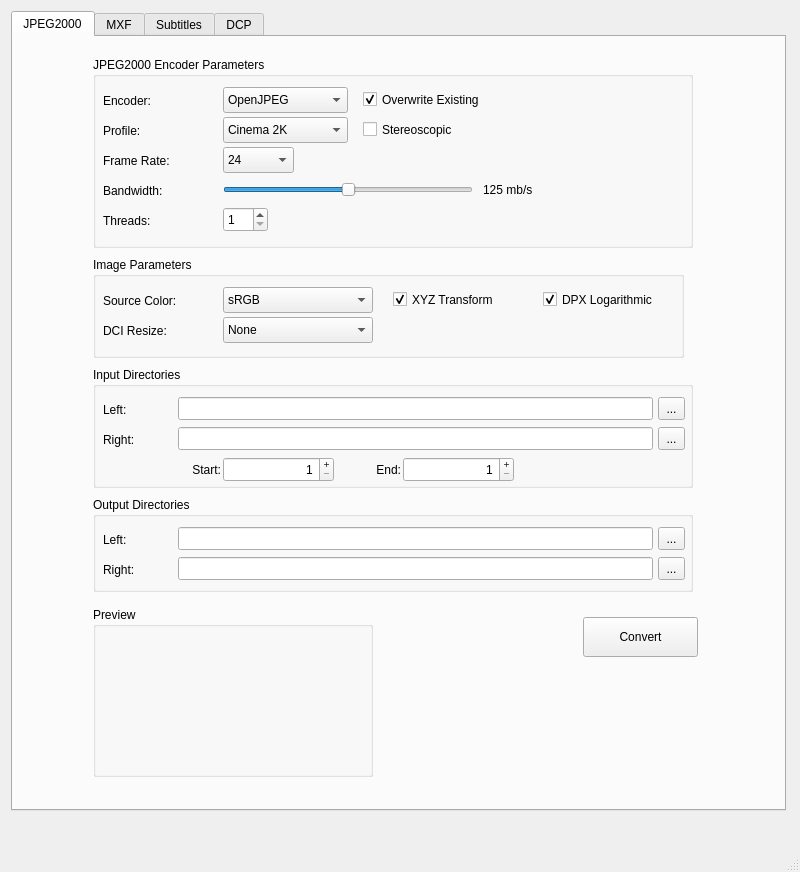
Above: gui/forms/mainwindow.ui from mamay/OpenDCP before the change. Below: the same form after it.
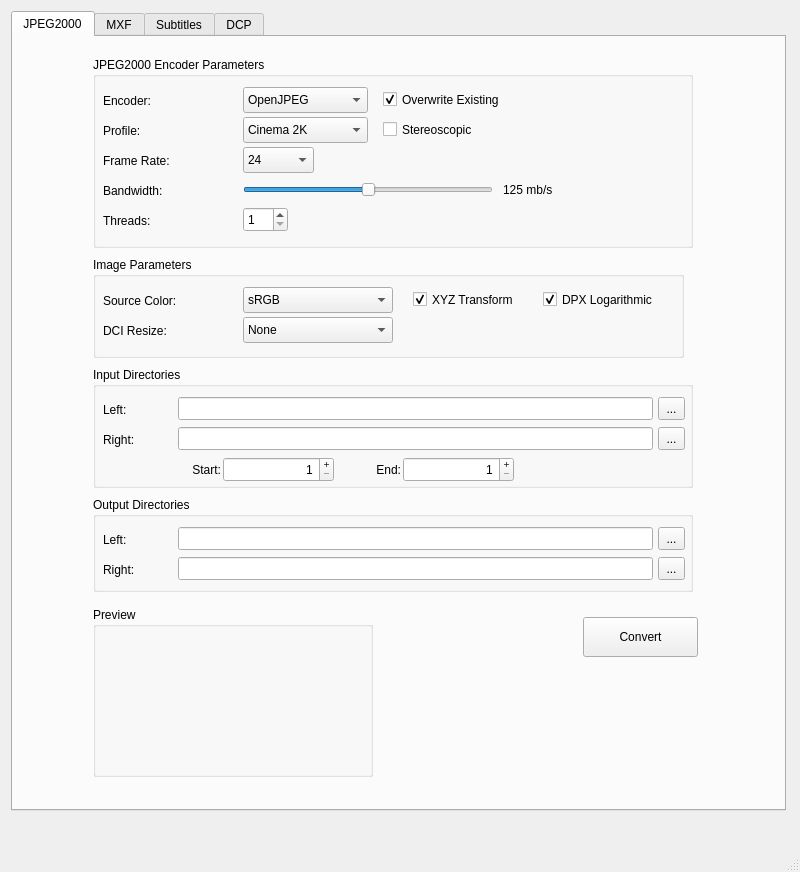
That is the form after the change. Icons and pictures are not drawn.

The edit to the form file:
```diff
--- a/gui/forms/mainwindow.ui
+++ b/gui/forms/mainwindow.ui
@@ -318,7 +318,7 @@
            <widget class="QLabel" name="bwValueLabel">
             <property name="geometry">
              <rect>
-              <x>390</x>
+              <x>410</x>
               <y>120</y>
               <width>63</width>
               <height>25</height>
@@ -354,7 +354,7 @@
              <rect>
               <x>10</x>
               <y>90</y>
-              <width>115</width>
+              <width>125</width>
               <height>27</height>
              </rect>
             </property>
@@ -379,7 +379,7 @@
              <rect>
               <x>10</x>
               <y>30</y>
-              <width>115</width>
+              <width>125</width>
               <height>27</height>
              </rect>
             </property>
@@ -408,7 +408,7 @@
            <widget class="QComboBox" name="encoderComboBox">
             <property name="geometry">
              <rect>
-              <x>130</x>
+              <x>150</x>
               <y>30</y>
               <width>125</width>
               <height>26</height>
@@ -449,7 +449,7 @@
            <widget class="QSlider" name="bwSlider">
             <property name="geometry">
              <rect>
-              <x>130</x>
+              <x>150</x>
               <y>120</y>
               <width>250</width>
               <height>25</height>
@@ -495,7 +495,7 @@
            <widget class="QSpinBox" name="threadsSpinBox">
             <property name="geometry">
              <rect>
-              <x>130</x>
+              <x>150</x>
               <y>150</y>
               <width>45</width>
               <height>25</height>
@@ -526,7 +526,7 @@
            <widget class="QCheckBox" name="stereoscopicCheckBox">
             <property name="geometry">
              <rect>
-              <x>270</x>
+              <x>290</x>
               <y>60</y>
               <width>190</width>
               <height>25</height>
@@ -556,7 +556,7 @@
              <rect>
               <x>10</x>
               <y>60</y>
-              <width>115</width>
+              <width>125</width>
               <height>27</height>
              </rect>
             </property>
@@ -585,7 +585,7 @@
            <widget class="QComboBox" name="profileComboBox">
             <property name="geometry">
              <rect>
-              <x>130</x>
+              <x>150</x>
               <y>60</y>
               <width>125</width>
               <height>26</height>
@@ -625,7 +625,7 @@
              <rect>
               <x>10</x>
               <y>120</y>
-              <width>115</width>
+              <width>125</width>
               <height>27</height>
              </rect>
             </property>
@@ -656,7 +656,7 @@
              <rect>
               <x>10</x>
               <y>150</y>
-              <width>115</width>
+              <width>125</width>
               <height>27</height>
              </rect>
             </property>
@@ -673,7 +673,7 @@
            <widget class="QCheckBox" name="overwritej2kCB">
             <property name="geometry">
              <rect>
-              <x>270</x>
+              <x>290</x>
               <y>30</y>
               <width>190</width>
               <height>25</height>
@@ -704,7 +704,7 @@
            <widget class="QComboBox" name="frameRateComboBox">
             <property name="geometry">
              <rect>
-              <x>130</x>
+              <x>150</x>
               <y>90</y>
               <width>71</width>
               <height>26</height>
@@ -923,7 +923,7 @@
            <widget class="QComboBox" name="colorComboBox">
             <property name="geometry">
              <rect>
-              <x>130</x>
+              <x>150</x>
               <y>30</y>
               <width>150</width>
               <height>26</height>
@@ -943,9 +943,9 @@
            <widget class="QCheckBox" name="xyzCheckBox">
             <property name="geometry">
              <rect>
-              <x>300</x>
+              <x>320</x>
               <y>30</y>
-              <width>131</width>
+              <width>140</width>
               <height>25</height>
              </rect>
             </property>
@@ -982,7 +982,7 @@
              <rect>
               <x>450</x>
               <y>30</y>
-              <width>131</width>
+              <width>140</width>
               <height>25</height>
              </rect>
             </property>
@@ -1019,7 +1019,7 @@
              <rect>
               <x>10</x>
               <y>30</y>
-              <width>115</width>
+              <width>125</width>
               <height>27</height>
              </rect>
             </property>
@@ -1038,7 +1038,7 @@
              <rect>
               <x>10</x>
               <y>60</y>
-              <width>115</width>
+              <width>125</width>
               <height>27</height>
              </rect>
             </property>
@@ -1049,7 +1049,7 @@
            <widget class="QComboBox" name="resizeComboBox">
             <property name="geometry">
              <rect>
-              <x>130</x>
+              <x>150</x>
               <y>60</y>
               <width>150</width>
               <height>26</height>
```
Left out of the diff: 10 changed lines with no effect on the pictures.
